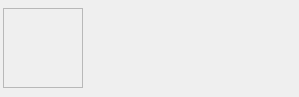
Before: the Qt Designer form ui/workshopitemwidget.ui in yani/keeperfx-launcher-qt, drawn with Qt 5.
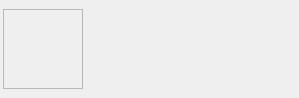
After: the same form once the commit is applied.

The edit to the form file:
```diff
--- a/ui/workshopitemwidget.ui
+++ b/ui/workshopitemwidget.ui
@@ -7,7 +7,7 @@
     <x>0</x>
     <y>0</y>
     <width>299</width>
-    <height>97</height>
+    <height>98</height>
    </rect>
   </property>
   <property name="windowTitle">
```
Left out of the diff: 6 changed lines with no effect on the pictures.
